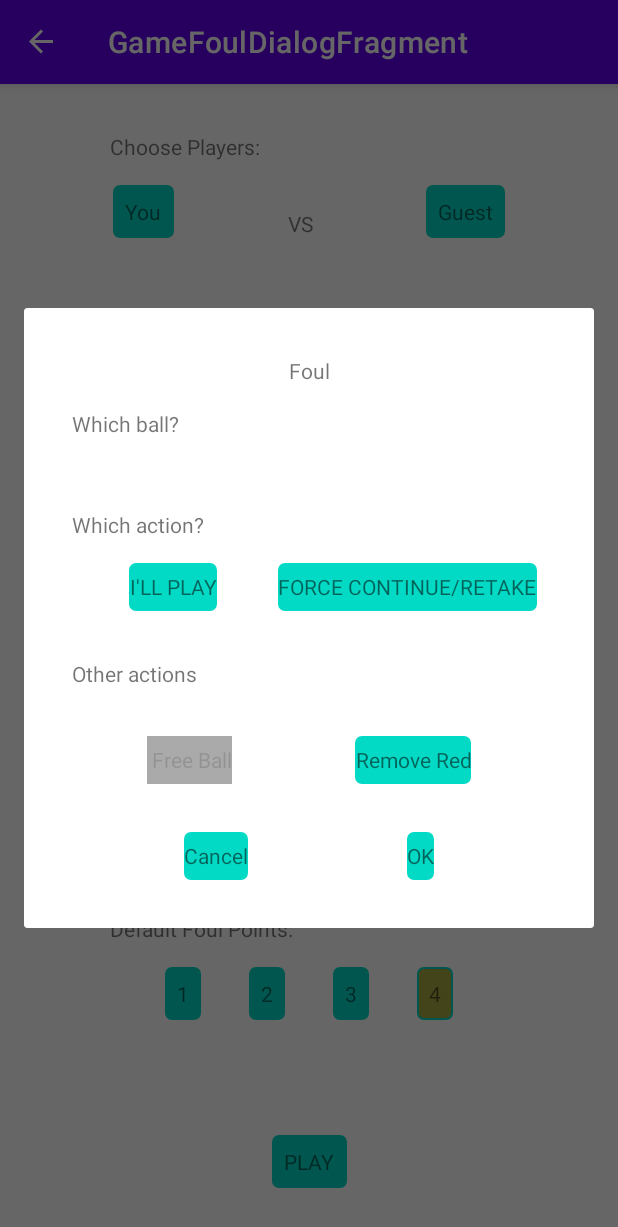
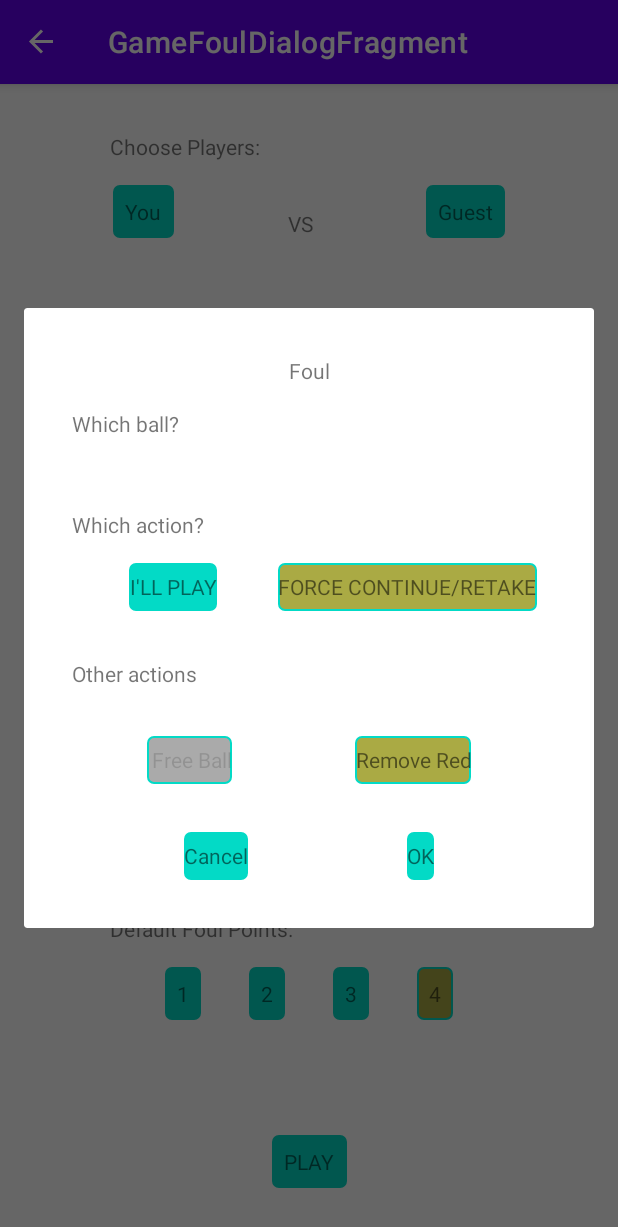
Before and after one commit to victorcocuz/snooker-board, an Android app: the GameFoulDialogFragment screen opened through its navigation route, after a tap on "Remove Red", on a phone screen of 412 x 824 dp. Shown: the top 1227 px of the screen. Run offline under Robolectric (Android 15) with nearby library versions, the phone set to English and light mode, and no system bars; our stand-ins replace Timber, data binding, navigation-ui; 6 statements that could not run were skipped; 2 other taps on this screen came first.

Commit message:
feat: add button states for foul dialog and fix freeball logic

```diff
--- a/app/src/main/java/com/example/snookerscore/fragments/game/dialogs/GameFoulDialogFragment.kt
+++ b/app/src/main/java/com/example/snookerscore/fragments/game/dialogs/GameFoulDialogFragment.kt
@@ -38,18 +38,27 @@ class GameFoulDialogFragment : DialogFragment() {
             foulBallsListRv.apply {
                 layoutManager = linearLayoutManager
                 adapter = ballAdapter
-
             }
             foulActions = ShotActions
         }
 
         // VM Observers
         foulDialogViewModel.apply {
+            actionClicked.observe(viewLifecycleOwner, {
+                binding.foulActionContinue.isSelected = it == PotAction.Switch
+                binding.foulActionForceContinue.isSelected = it == PotAction.Continue
+            })
+            freeBall.observe(viewLifecycleOwner, {
+                binding.foulActionFreeBall.isSelected = it
+            })
+            removeRed.observe(viewLifecycleOwner, {
+                binding.foulActionRemoveRed.isSelected = it
+            })
             eventFoulNotValid.observe(viewLifecycleOwner, EventObserver {
                 requireContext().toast("Select a ball and an action to continue")
             })
             foul.observe(viewLifecycleOwner, EventObserver { pot -> // If foul confirms, send foul to gameFragmentViewModel
-                gameFragmentViewModel.handleFoulDialog(pot, foulDialogViewModel.removeRed, foulDialogViewModel.freeBall)
+                gameFragmentViewModel.handleFoulDialog(pot, foulDialogViewModel.removeRed.value!!, foulDialogViewModel.freeBall.value!!)
                 dismiss()
             })
         }
--- a/app/src/main/java/com/example/snookerscore/fragments/game/dialogs/GameFoulDialogViewModel.kt
+++ b/app/src/main/java/com/example/snookerscore/fragments/game/dialogs/GameFoulDialogViewModel.kt
@@ -14,15 +14,19 @@ class GameFoulDialogViewModel : ViewModel() {
     private val _eventFoulNotValid = MutableLiveData<Event<Unit>>()
     val eventFoulNotValid: LiveData<Event<Unit>> = _eventFoulNotValid
 
-    private val _foul = MutableLiveData<Event<Pot>>()
-    val foul: LiveData<Event<Pot>> = _foul
+    private val _foulConfirmed = MutableLiveData<Event<Pot>>()
+    val foul: LiveData<Event<Pot>> = _foulConfirmed
 
     private val _actionClicked = MutableLiveData<PotAction?>(null)
     val actionClicked: LiveData<PotAction?> = _actionClicked
 
+    private val _freeBall = MutableLiveData(false)
+    val freeBall: LiveData<Boolean> = _freeBall
+
+    private val _removeRed = MutableLiveData(false)
+    val removeRed: LiveData<Boolean> = _removeRed
+
     // Variables
-    var freeBall = false
-    var removeRed = false
     private var ballClicked: Ball? = null
 
     // Handlers
@@ -32,19 +36,20 @@ class GameFoulDialogViewModel : ViewModel() {
 
     fun onActionClicked(action: PotAction) {
         _actionClicked.value = action
+        if (action == PotAction.Continue) _freeBall.value = false
     }
 
     fun onRemoveRedClicked() {
-        removeRed = !removeRed
+        _removeRed.value = !_removeRed.value!!
     }
 
     fun onFreeballClicked() {
-        freeBall = !freeBall
+        _freeBall.value = !_freeBall.value!!
     }
 
     fun onConfirmClicked() {
         if (ballClicked != null && actionClicked.value != null) {
-            _foul.value = Event(Pot(ballClicked!!, PotType.FOUL, actionClicked.value!!))
+            _foulConfirmed.value = Event(Pot(ballClicked!!, PotType.FOUL, actionClicked.value!!))
         } else {
             _eventFoulNotValid.value = Event(Unit)
         }
--- a/app/src/main/res/drawable/temp_custom_ripple.xml
+++ b/app/src/main/res/drawable/temp_custom_ripple.xml
@@ -1,17 +1,19 @@
 <?xml version="1.0" encoding="utf-8"?>
 <ripple xmlns:android="http://schemas.android.com/apk/res/android"
     android:color="@color/design_default_color_primary">
-<!--    <item android:id="@android:id/background">-->
-<!--        <shape>-->
-<!--            <solid android:color="@color/design_default_color_secondary" />-->
-<!--            <corners android:radius="@dimen/margin_small" />-->
-<!--            <stroke-->
-<!--                android:width="1dp"-->
-<!--                android:color="@color/design_default_color_secondary" />-->
-<!--        </shape>-->
-<!--    </item>-->
+
     <item android:id="@android:id/background">
         <selector>
+            <item android:state_enabled="false">
+                <shape>
+                    <solid android:color="#AAAAAA" />
+                    <corners android:radius="@dimen/margin_small" />
+                    <stroke
+                        android:width="1dp"
+                        android:color="@color/design_default_color_secondary" />
+                </shape>
+            </item>
+
             <item android:state_selected="true">
                 <shape>
                     <solid android:color="#AAAA44" />
@@ -21,11 +23,8 @@
                         android:color="@color/design_default_color_secondary" />
                 </shape>
             </item>
-            <item android:state_enabled="false">
-                <color android:color="#AAAAAA" />
-            </item>
 
-            <item>
+            <item android:state_selected="false">
                 <shape>
                     <solid android:color="@color/design_default_color_secondary" />
                     <corners android:radius="@dimen/margin_small" />
--- a/app/src/main/res/layout/fragment_game_foul_dialog.xml
+++ b/app/src/main/res/layout/fragment_game_foul_dialog.xml
@@ -100,8 +100,8 @@
             android:onClick="@{() -> foulViewModel.onFreeballClicked()}"
             android:text=" Free Ball"
             app:dialogFreeBallEnabledAction="@{foulViewModel.actionClicked}"
-            app:layout_constraintBottom_toBottomOf="@+id/foul_remove_red"
-            app:layout_constraintEnd_toStartOf="@+id/foul_remove_red"
+            app:layout_constraintBottom_toBottomOf="@+id/foul_action_remove_red"
+            app:layout_constraintEnd_toStartOf="@+id/foul_action_remove_red"
             app:layout_constraintHorizontal_bias="0.5"
             app:layout_constraintStart_toStartOf="parent" />
 
@@ -115,7 +115,7 @@
             app:layout_constraintTop_toBottomOf="@+id/foul_action_continue" />
 
         <TextView
-            android:id="@+id/foul_remove_red"
+            android:id="@+id/foul_action_remove_red"
             style="@style/temp_btn"
             android:layout_width="wrap_content"
             android:layout_marginTop="32dp"
@@ -139,7 +139,7 @@
             app:layout_constraintEnd_toStartOf="@+id/foul_ok"
             app:layout_constraintHorizontal_bias="0.5"
             app:layout_constraintStart_toStartOf="parent"
-            app:layout_constraintTop_toBottomOf="@+id/foul_remove_red" />
+            app:layout_constraintTop_toBottomOf="@+id/foul_action_remove_red" />
 
         <TextView
             android:id="@+id/foul_ok"
```
